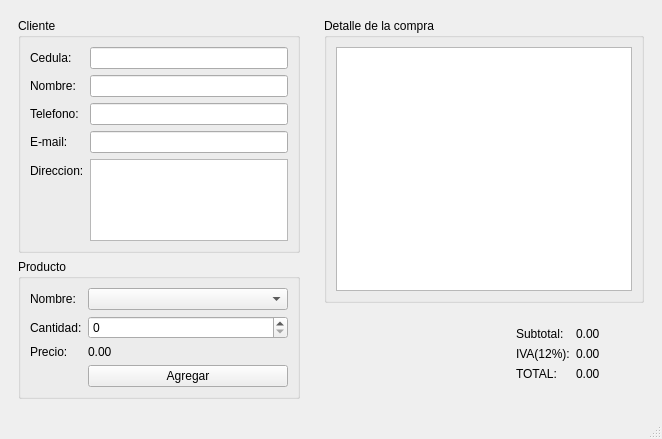
This is tienda.ui in ronnyR4815/P59-Qt-Tienda as Qt 5 draws it before an edit. The edited form follows.
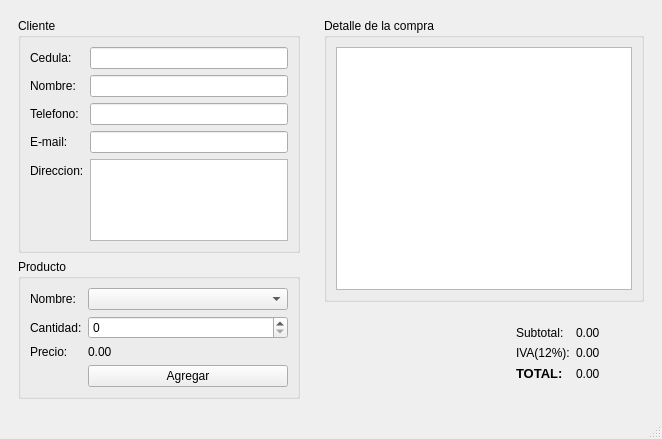
This is the edited form.

Commit message: Datos iniciales de GUI

The edit to the form file:
```diff
--- a/tienda.ui
+++ b/tienda.ui
@@ -202,7 +202,13 @@
               </widget>
              </item>
              <item row="0" column="1">
-              <widget class="QLabel" name="label_13">
+              <widget class="QLabel" name="out_subtotal">
+               <property name="sizePolicy">
+                <sizepolicy hsizetype="Preferred" vsizetype="Preferred">
+                 <horstretch>0</horstretch>
+                 <verstretch>0</verstretch>
+                </sizepolicy>
+               </property>
                <property name="minimumSize">
                 <size>
                  <width>50</width>
@@ -230,6 +236,13 @@
              </item>
              <item row="2" column="0">
               <widget class="QLabel" name="label_12">
+               <property name="font">
+                <font>
+                 <pointsize>10</pointsize>
+                 <weight>75</weight>
+                 <bold>true</bold>
+                </font>
+               </property>
                <property name="text">
                 <string>TOTAL:</string>
                </property>
```
Left out of the diff: 22 changed lines with no effect on the pictures. The commit also changes 5 other files.
